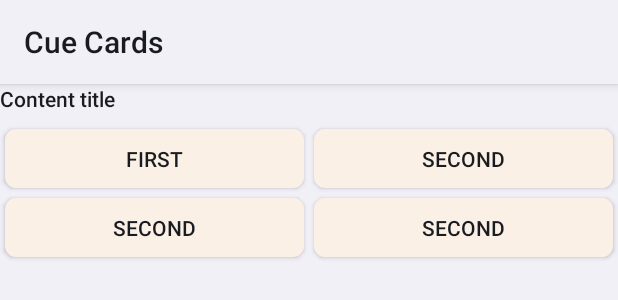
After one commit to Gizcerbes/Remember, an Android app: the layout fragment_notification_show.xml on its own in the app's theme, with its tools: preview values and no code run, on a phone screen of 412 x 824 dp. The commit adds this screen. Shown: the top 300 px of the screen. Run offline under Robolectric (Android 15) with nearby library versions, the phone set to English and light mode, and no system bars; network calls fail.

Commit message:
Replace bug with mutable flag, Add more variants in choice notification

```diff
--- a/app/build.gradle
+++ b/app/build.gradle
@@ -15,12 +15,12 @@ android {
         }
     }
     compileSdk 33
-    ndkVersion '0.1.30'
+    ndkVersion '0.1.31'
     defaultConfig {
         applicationId "com.uogames.remembercards"
         minSdk 26
         targetSdk 33
-        versionCode 20
+        versionCode 21
         versionName ndkVersion
         testInstrumentationRunner "androidx.test.runner.AndroidJUnitRunner"
     }
--- a/app/src/main/java/com/uogames/remembercards/ui/games/notification/type/NotificationTypeShow.kt
+++ b/app/src/main/java/com/uogames/remembercards/ui/games/notification/type/NotificationTypeShow.kt
@@ -64,7 +64,7 @@ object NotificationTypeShow {
 		cardAction: String = ACTION_BACK_SIDE
 	): NotificationCompat.Builder {
 		val imageData = phrase.image?.let { model.getData(it) }
-		val flag = if (Build.VERSION.SDK_INT >= Build.VERSION_CODES.S) PendingIntent.FLAG_MUTABLE else PendingIntent.FLAG_UPDATE_CURRENT
+		val flag = if (Build.VERSION.SDK_INT >= Build.VERSION_CODES.S) PendingIntent.FLAG_IMMUTABLE or PendingIntent.FLAG_UPDATE_CURRENT else PendingIntent.FLAG_UPDATE_CURRENT
 		val notification = NotificationCompat.Builder(context, App.NOTIFICATION_CHANNEL_ID)
 			.setSmallIcon(if (Build.VERSION.SDK_INT >= Build.VERSION_CODES.S) R.drawable.ic_logo_trans else R.drawable.ic_launcher_round)
 			.setContentTitle(phrase.phrase)
--- /dev/null
+++ b/app/src/main/res/drawable/button_notification.xml
@@ -0,0 +1,10 @@
+<?xml version="1.0" encoding="utf-8"?>
+<ripple xmlns:android="http://schemas.android.com/apk/res/android"
+	android:color="@color/transparent_50">
+	<item>
+		<shape android:shape="rectangle">
+			<solid android:color="@color/btn_notification"/>
+			<corners android:radius="7dp"/>
+		</shape>
+	</item>
+</ripple>
--- /dev/null
+++ b/app/src/main/res/layout/fragment_notification_show.xml
@@ -0,0 +1,78 @@
+<?xml version="1.0" encoding="utf-8"?>
+<LinearLayout xmlns:android="http://schemas.android.com/apk/res/android"
+	xmlns:app="http://schemas.android.com/apk/res-auto"
+	xmlns:tools="http://schemas.android.com/tools"
+	android:layout_width="match_parent"
+	android:layout_height="wrap_content"
+	android:orientation="vertical">
+
+	<TextView
+		android:id="@+id/txt_title"
+		style="@android:style/TextAppearance.Material.Notification.Title"
+		android:layout_width="match_parent"
+		android:layout_height="wrap_content"
+		tools:text="Content title" />
+
+	<GridLayout
+		android:layout_width="match_parent"
+		android:layout_height="wrap_content"
+		android:layout_marginTop="7dp"
+		android:columnCount="2"
+		android:rowCount="2">
+
+		<Button
+			android:id="@+id/btn_first"
+			style="@style/TextAppearance.Compat.Notification.Title"
+			android:layout_width="0dp"
+			android:layout_height="wrap_content"
+			android:layout_columnWeight="1"
+			android:layout_gravity="fill"
+			android:layout_margin="3dp"
+			android:background="@drawable/button_notification"
+			android:minHeight="39dp"
+			android:padding="7dp"
+			tools:text="first" />
+
+		<Button
+			android:id="@+id/btn_second"
+			style="@style/TextAppearance.Compat.Notification.Title"
+			android:layout_width="0dp"
+			android:layout_height="wrap_content"
+			android:layout_columnWeight="1"
+			android:layout_gravity="fill"
+			android:layout_margin="3dp"
+			android:background="@drawable/button_notification"
+			android:minHeight="39dp"
+			android:padding="7dp"
+			tools:text="second" />
+
+		<Button
+			android:id="@+id/btn_third"
+			style="@style/TextAppearance.Compat.Notification.Title"
+			android:layout_width="0dp"
+			android:layout_height="wrap_content"
+			android:layout_columnWeight="1"
+			android:layout_gravity="fill"
+			android:layout_margin="3dp"
+			android:background="@drawable/button_notification"
+			android:minHeight="39dp"
+			android:padding="7dp"
+			tools:text="second" />
+
+		<Button
+			android:id="@+id/btn_forth"
+			style="@style/TextAppearance.Compat.Notification.Title"
+			android:layout_width="0dp"
+			android:layout_height="wrap_content"
+			android:layout_columnWeight="1"
+			android:layout_gravity="fill"
+			android:layout_margin="3dp"
+			android:background="@drawable/button_notification"
+			android:minHeight="39dp"
+			android:padding="7dp"
+			tools:text="second" />
+
+
+	</GridLayout>
+
+</LinearLayout>
--- a/app/src/main/res/values-night/colors.xml
+++ b/app/src/main/res/values-night/colors.xml
@@ -13,6 +13,7 @@
 	<color name="btn_positive">#145014</color>
     <color name="btn_inform">#141450</color>
     <color name="txt_inform">#2196F3</color>
+    <color name="btn_notification">#2B2826</color>
 
     <color name="redwood">#5b342e</color>
     <color name="linen">#faf0e6</color>
--- a/app/src/main/res/values/colors.xml
+++ b/app/src/main/res/values/colors.xml
@@ -13,9 +13,11 @@
 	<color name="btn_positive">#B4FFB4</color>
     <color name="btn_inform">#B4B4FA</color>
     <color name="txt_inform">#3F51FF</color>
+	<color name="btn_notification">#faf0e6</color>
 
     <color name="redwood">#5b342e</color>
     <color name="linen">#faf0e6</color>
+
 
     <color name="oliveDrab">#6b8e23</color>
     <color name="darkGreen">#006400</color>
```
Also changed, not shown: app/src/main/java/com/uogames/remembercards/ui/games/notification/NotificationViewModel.kt (+24 -13 lines), app/src/main/java/com/uogames/remembercards/ui/games/notification/type/NotificationTypeChoice.kt (+60 -13 lines), app/src/main/res/layout/card_notification_no.xml (+13 -12 lines), app/src/main/res/layout/card_notification_yes.xml (+6 -4 lines).
